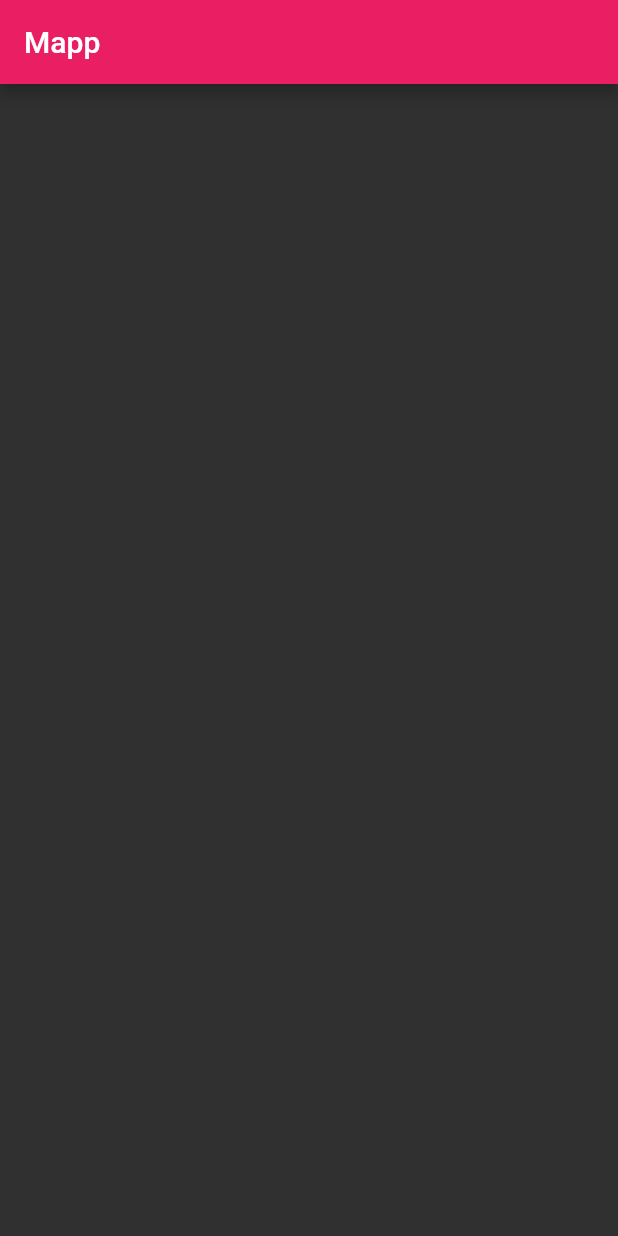
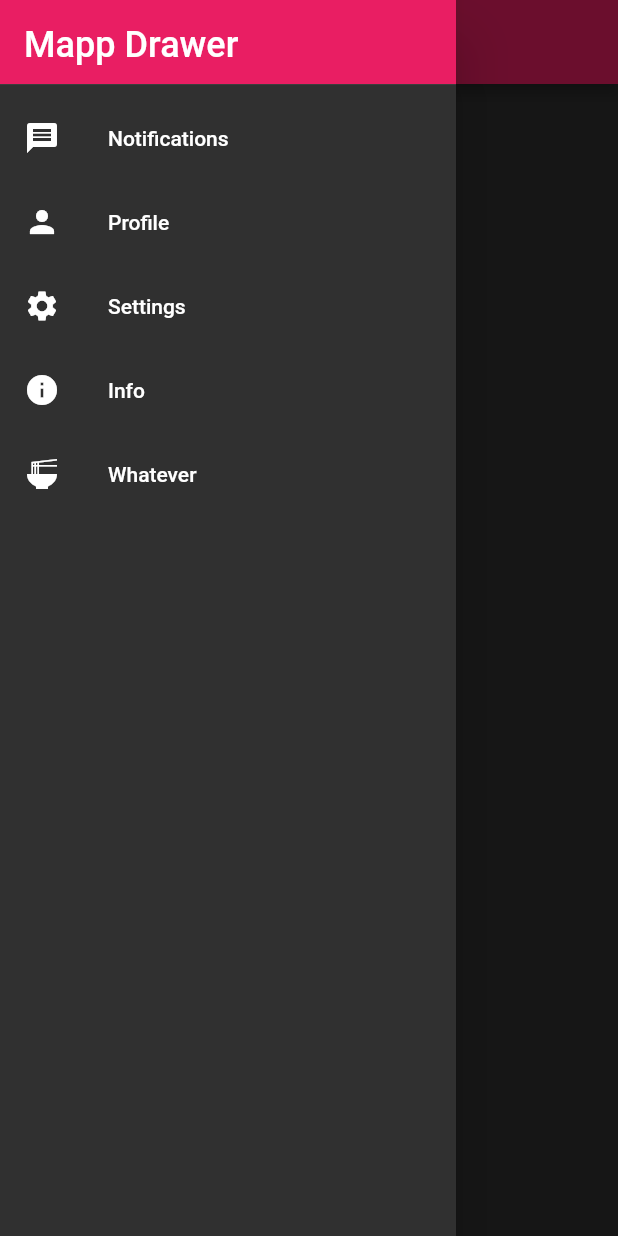
Before and after one commit to gustass5/mapp2, a Flutter app: the screen it shows after launch, with the side drawer open (before the commit the screen has no drawer), on a phone screen of 412 x 824 dp. Run offline on Flutter 3.47's test engine with Material 2 defaults, Android fonts, the phone set to English and light mode, and no system bars.

Commit message:
feat: added drawer component

```diff
--- a/lib/main.dart
+++ b/lib/main.dart
@@ -25,6 +25,47 @@ class HomePage extends StatelessWidget {
       appBar: AppBar(
         title: Text('Mapp'),
       ),
+      drawer: Drawer(
+        child: ListView(
+          children: [
+            Container(
+              height: 64.0,
+              child: DrawerHeader(
+                decoration: BoxDecoration(
+                  color: Colors.pink,
+                ),
+                child: Text(
+                  'Mapp Drawer',
+                  style: TextStyle(
+                    color: Colors.white,
+                    fontSize: 24,
+                  ),
+                ),
+              ),
+            ),
+            ListTile(
+              leading: Icon(Icons.message),
+              title: Text('Notifications'),
+            ),
+            ListTile(
+              leading: Icon(Icons.person),
+              title: Text('Profile'),
+            ),
+            ListTile(
+              leading: Icon(Icons.settings),
+              title: Text('Settings'),
+            ),
+            ListTile(
+              leading: Icon(Icons.info),
+              title: Text('Info'),
+            ),
+            ListTile(
+              leading: Icon(Icons.ramen_dining),
+              title: Text('Whatever'),
+            ),
+          ],
+        ),
+      ),
     );
   }
 }
```
